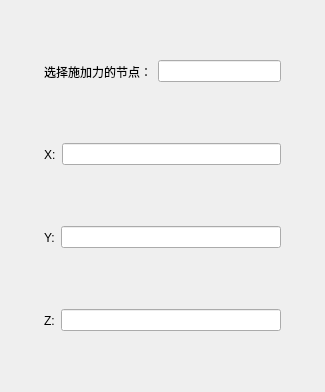
Qt form TW/AddLoadForce.ui (Shixuku/Tower-Visual) before a commit.
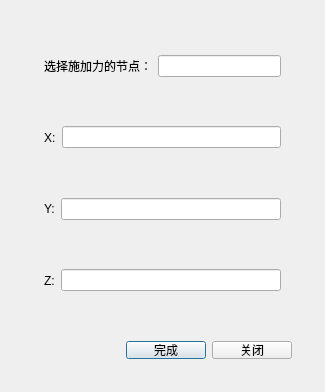
The same form after that commit.

```diff
--- a/TW/AddLoadForce.ui
+++ b/TW/AddLoadForce.ui
@@ -93,6 +93,45 @@
         </layout>
        </widget>
       </item>
+      <item>
+       <widget class="QWidget" name="widget_7" native="true">
+        <property name="maximumSize">
+         <size>
+          <width>16777215</width>
+          <height>40</height>
+         </size>
+        </property>
+        <layout class="QHBoxLayout" name="horizontalLayout_5">
+         <item>
+          <spacer name="horizontalSpacer">
+           <property name="orientation">
+            <enum>Qt::Horizontal</enum>
+           </property>
+           <property name="sizeHint" stdset="0">
+            <size>
+             <width>40</width>
+             <height>20</height>
+            </size>
+           </property>
+          </spacer>
+         </item>
+         <item>
+          <widget class="QPushButton" name="btn_ok">
+           <property name="text">
+            <string>完成</string>
+           </property>
+          </widget>
+         </item>
+         <item>
+          <widget class="QPushButton" name="btn_cancle">
+           <property name="text">
+            <string>关闭</string>
+           </property>
+          </widget>
+         </item>
+        </layout>
+       </widget>
+      </item>
      </layout>
     </widget>
    </item>
```
